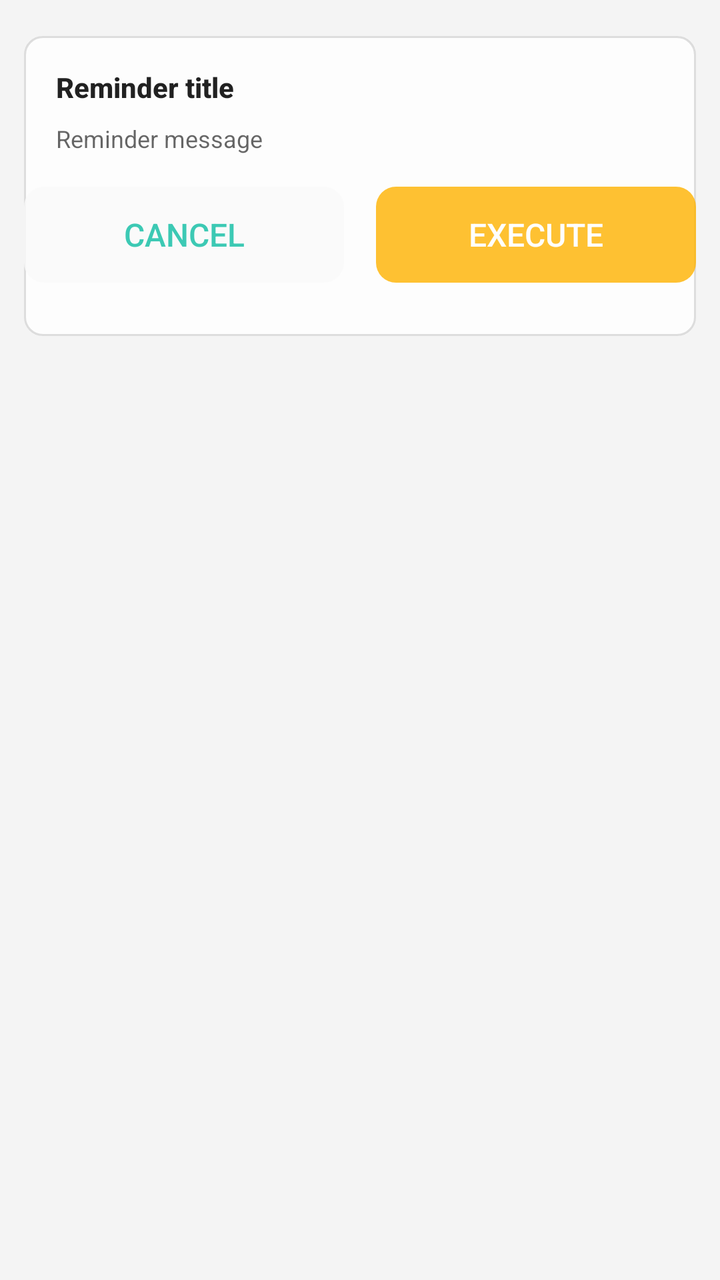
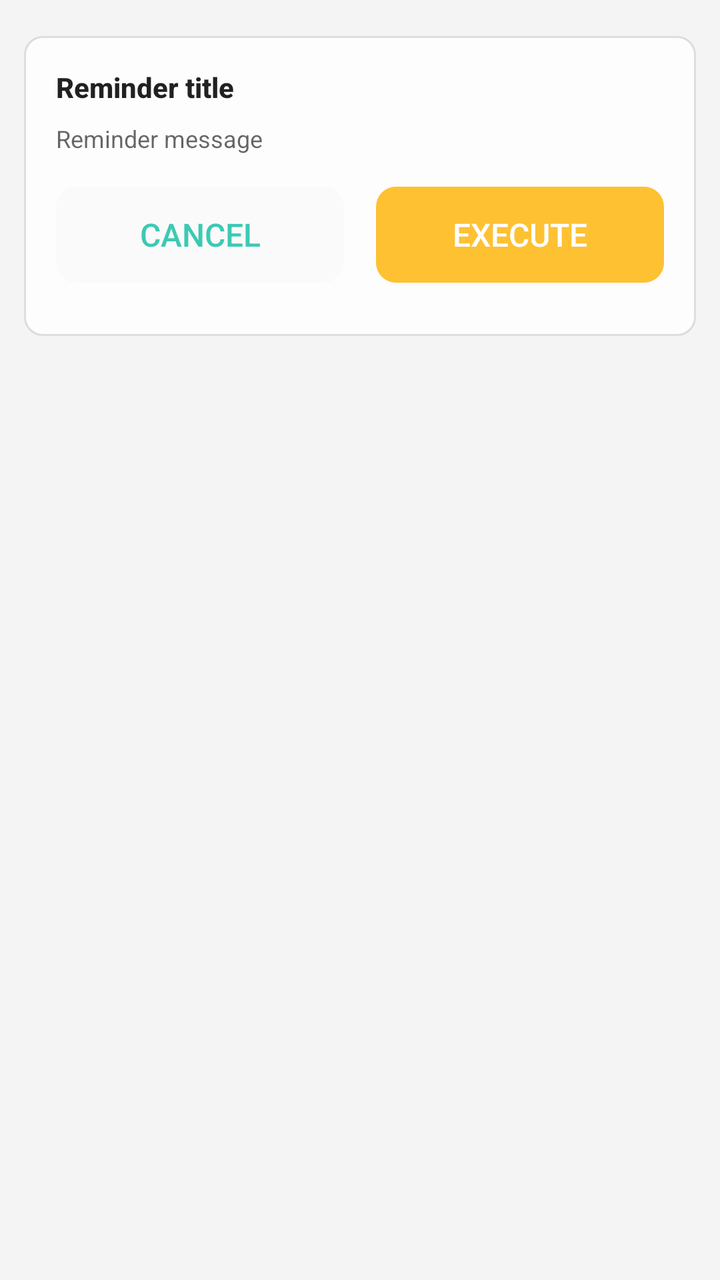

Before-and-after screenshots of an Android layout around one commit, followed by the original layout XML and the change that was made.
<!-- AndroidManifest.xml: application theme AppTheme -->
<!-- res/layout/dialog_warning.xml -->
<?xml version="1.0" encoding="utf-8"?>
<ScrollView
    xmlns:android="http://schemas.android.com/apk/res/android"
    android:overScrollMode="never"
    android:layout_width="match_parent"
    android:layout_height="match_parent">

    <LinearLayout
        android:layout_width="match_parent"
        android:layout_height="wrap_content"
        android:orientation="vertical"
        android:padding="12dp">

        <LinearLayout
            android:paddingBottom="16dp"
            android:layout_width="match_parent"
            android:layout_height="wrap_content"
            android:minHeight="150dp"
            android:layout_marginTop="6dp"
            android:background="@drawable/krscript_item_ripple_kon"
            android:orientation="vertical">

            <TextView
                android:id="@+id/confirm_title"
                style="@style/dialogTitle"
                android:text="@string/confirm_title" />
            <TextView
                android:id="@+id/confirm_message"
                style="@style/dialogDesc"
                android:text="@string/confirm_message" />

            <FrameLayout
                android:id="@+id/confirm_custom_view"
                android:layout_width="match_parent"
                android:layout_height="wrap_content" />

            <LinearLayout
                android:layout_marginTop="16dp"
                android:orientation="horizontal"
                android:layout_width="match_parent"
                android:layout_height="wrap_content">

                <Button
                    android:id="@+id/btn_cancel"
                    style="@style/dialogCancelBtn"
                    android:text="@string/btn_cancel">
                </Button>
                <Button
                    android:id="@+id/btn_confirm"
                    style="@style/dialogConfirmBtn"
                    android:background="@drawable/btn_bg_large_warning"
                    android:text="@string/btn_execute">
                </Button>
            </LinearLayout>
        </LinearLayout>

    </LinearLayout>
</ScrollView>
<!-- resources referenced by this layout -->
<resources>
  <string name="btn_cancel">Cancel</string>
  <string name="btn_execute">Execute</string>
  <string name="confirm_message">Reminder message</string>
  <string name="confirm_title">Reminder title</string>
  <style name="dialogCancelBtn" parent="dialogLargeBtn">
          <item name="android:layout_marginStart">0dp</item>
          <item name="android:background">@drawable/btn_bg_large_secondary</item>
      </style>
  <style name="dialogConfirmBtn" parent="dialogLargeBtn">
          <item name="android:textColor">#FFFFFF</item>
          <item name="android:background">@drawable/btn_bg_large</item>
      </style>
  <style name="dialogDesc" parent="@style/textSmall">
          <item name="android:paddingStart">16dp</item>
          <item name="android:paddingEnd">16dp</item>
          <item name="android:paddingTop">8dp</item>
          <item name="android:layout_width">match_parent</item>
          <item name="android:layout_height">wrap_content</item>
      </style>
  <style name="dialogTitle" parent="@style/textTitle">
          <item name="android:paddingStart">16dp</item>
          <item name="android:paddingEnd">16dp</item>
          <item name="android:paddingTop">16dp</item>
          <item name="android:layout_width">match_parent</item>
          <item name="android:layout_height">wrap_content</item>
      </style>
  <!-- drawable btn_bg_large (drawable) -->
  <?xml version="1.0" encoding="utf-8"?>
  <selector xmlns:android="http://schemas.android.com/apk/res/android">
      <item android:drawable="@drawable/btn_bg_active_large" android:state_pressed="true" />
      <item android:drawable="@drawable/btn_bg_disabled_large" android:state_enabled="false" />
      <item android:drawable="@drawable/btn_bg_inactive_large" />
  </selector>
  <style name="textSmall">
          <item name="android:textColor">?android:attr/textColorSecondary</item>
          <item name="android:textSize">12sp</item>
      </style>
  <style name="textTitle">
          <item name="android:textColor">?android:attr/textColorPrimary</item>
          <item name="android:textStyle">bold</item>
          <item name="android:textSize">14dp</item>
      </style>
  <color name="colorPrimary">#64CDB6</color>
  <color name="colorPrimaryDark">#30C7B6</color>
  <color name="colorAccent">#0dbda2</color>
  <color name="colorParseDark">#20605f5f</color>
  <color name="colorPirmDark">#20000000</color>
  <color name="status_bg_light">@android:color/white</color>
  <color name="window_bg_light">#f4f4f4</color>
  <color name="cardBgLight">#CCFFFFFF</color>
  <color name="warning">#FFB300</color>
  <!-- drawable seekbar_thumb (drawable) -->
  <?xml version="1.0" encoding="utf-8"?>
  <shape xmlns:android="http://schemas.android.com/apk/res/android">
      <solid android:color="@android:color/transparent" />
      <corners android:radius="10dp" />
      <size
          android:width="12dp"
          android:height="12dp" />
  </shape>
  <!-- drawable switch_track_disabled (drawable) -->
  <?xml version="1.0" encoding="utf-8"?>
  <shape xmlns:android="http://schemas.android.com/apk/res/android">
      <solid android:color="#22888888" />
      <corners android:radius="10dp" />
      <size android:width="66dp" android:height="20dp" />
  </shape>
  <!-- drawable switch_track_open (drawable) -->
  <?xml version="1.0" encoding="utf-8"?>
  <shape xmlns:android="http://schemas.android.com/apk/res/android">
      <solid android:color="?android:colorAccent" />
      <corners android:radius="10dp" />
      <size android:width="66dp" android:height="20dp" />
  </shape>
  <!-- drawable switch_track_close (drawable) -->
  <?xml version="1.0" encoding="utf-8"?>
  <shape xmlns:android="http://schemas.android.com/apk/res/android">
      <solid android:color="#44888888" />
      <corners android:radius="10dp" />
      <size android:width="66dp" android:height="20dp" />
  </shape>
  <!-- unchanged entries left out for length: 19 -->
</resources>

<!-- the commit's change to res/layout/dialog_warning.xml (unified diff, before → after) -->
@@ -36,6 +36,7 @@
 
             <LinearLayout
                 android:layout_marginTop="16dp"
+                android:layout_marginHorizontal="16dp"
                 android:orientation="horizontal"
                 android:layout_width="match_parent"
                 android:layout_height="wrap_content">
